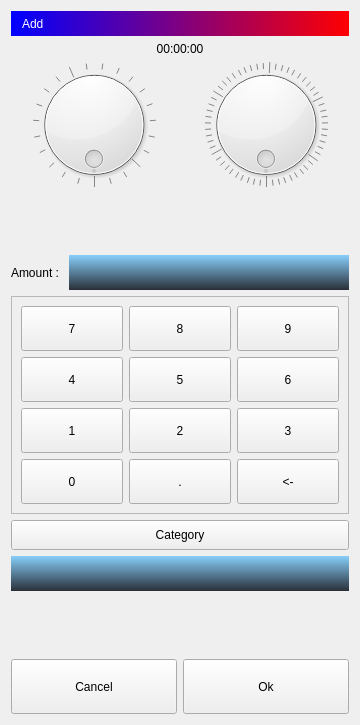
First picture: the form in dlgsettime.ui, repository ic005k/Knot-Legacy, before the edit.
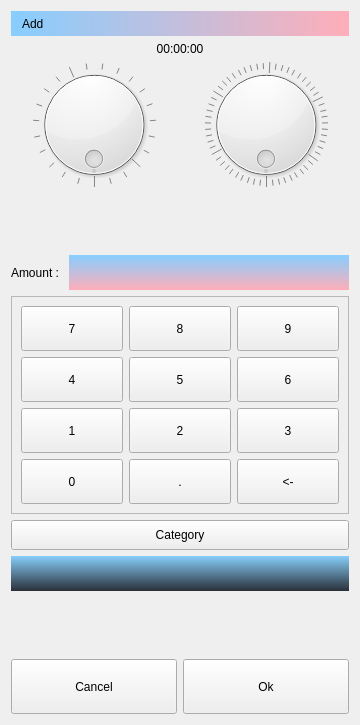
Second picture: the form after the edit.

```diff
--- a/dlgsettime.ui
+++ b/dlgsettime.ui
@@ -29,8 +29,8 @@
 border-radius: 0px;
 padding: 0 8px;
 /*background: red;*/
- background-color:qlineargradient(spread:pad,x1:1,y1:0,x2:0,y2:0,stop:0 #FF0000,stop:1 #0000FF);  
-color:white;
+ background-color:qlineargradient(spread:pad,x1:1,y1:0,x2:0,y2:0,stop:0 #FFAEB9,stop:1 #87CEFF);  
+color:black;
 selection-background-color: lightblue;
 }</string>
      </property>
@@ -152,8 +152,8 @@
 border-radius: 0px;
 padding: 0 8px;
 /*background: blue;*/
- background-color:qlineargradient(spread:pad,x1:0,y1:0,x2:0,y2:1,stop:0 #87CEFA,stop:1 #292F38);  /*背景颜色*/
-color:white;
+ background-color:qlineargradient(spread:pad,x1:0,y1:0,x2:0,y2:1,stop:0 #87CEFF,stop:1 #FFAEB9);  /*背景颜色*/
+color:black;
 selection-background-color: lightblue;
 }</string>
        </property>
```
